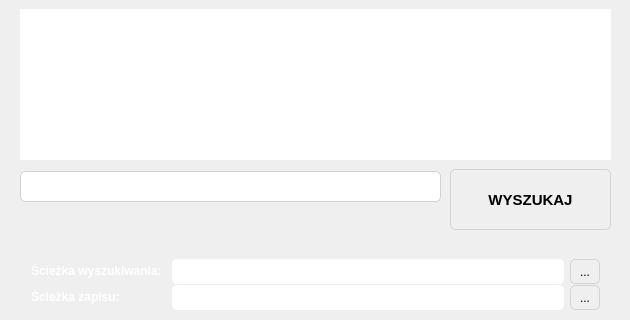
Qt form mainwindow.ui (RStravinsky/PdfFinder) before a commit; both pictures show x 0 to 630 and y 211 to 531 of the 630 by 531 pixel window.
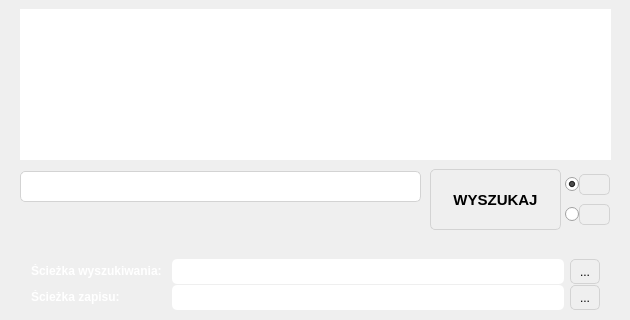
The same form after that commit. Icons and pictures are not drawn.

Commit message: color white/blue

```diff
--- a/mainwindow.ui
+++ b/mainwindow.ui
@@ -231,9 +231,9 @@
    <widget class="QPushButton" name="searchButton">
     <property name="geometry">
      <rect>
-      <x>450</x>
+      <x>430</x>
       <y>380</y>
-      <width>161</width>
+      <width>131</width>
       <height>61</height>
      </rect>
     </property>
@@ -285,7 +285,7 @@
      <rect>
       <x>20</x>
       <y>382</y>
-      <width>421</width>
+      <width>401</width>
       <height>31</height>
      </rect>
     </property>
@@ -864,9 +864,9 @@
     <property name="geometry">
      <rect>
       <x>130</x>
-      <y>60</y>
-      <width>391</width>
-      <height>381</height>
+      <y>420</y>
+      <width>51</width>
+      <height>21</height>
      </rect>
     </property>
     <property name="text">
@@ -972,6 +972,75 @@
      </item>
     </layout>
    </widget>
+   <widget class="QRadioButton" name="whiteRadio">
+    <property name="geometry">
+     <rect>
+      <x>565</x>
+      <y>385</y>
+      <width>16</width>
+      <height>20</height>
+     </rect>
+    </property>
+    <property name="text">
+     <string/>
+    </property>
+    <property name="checked">
+     <bool>true</bool>
+    </property>
+   </widget>
+   <widget class="QRadioButton" name="blueRadio">
+    <property name="geometry">
+     <rect>
+      <x>565</x>
+      <y>415</y>
+      <width>16</width>
+      <height>20</height>
+     </rect>
+    </property>
+    <property name="text">
+     <string/>
+    </property>
+   </widget>
+   <widget class="QLabel" name="label_2">
+    <property name="geometry">
+     <rect>
+      <x>579</x>
+      <y>385</y>
+      <width>31</width>
+      <height>21</height>
+     </rect>
+    </property>
+    <property name="styleSheet">
+     <string notr="true">QLabel {
+border-radius: 5px;
+border: 1px solid lightgray;
+background: &quot;white&quot;;
+}</string>
+    </property>
+    <property name="text">
+     <string/>
+    </property>
+   </widget>
+   <widget class="QLabel" name="label_3">
+    <property name="geometry">
+     <rect>
+      <x>579</x>
+      <y>415</y>
+      <width>31</width>
+      <height>21</height>
+     </rect>
+    </property>
+    <property name="styleSheet">
+     <string notr="true">QLabel {
+border-radius: 5px;
+border: 1px solid lightgray;
+background: &quot;lightblue&quot;;
+}</string>
+    </property>
+    <property name="text">
+     <string/>
+    </property>
+   </widget>
    <zorder>layoutWidget</zorder>
    <zorder>layoutWidget</zorder>
    <zorder>topFrame</zorder>
```
Left out of the diff: 4 changed lines with no effect on the pictures. The commit also changes 4 other files.
